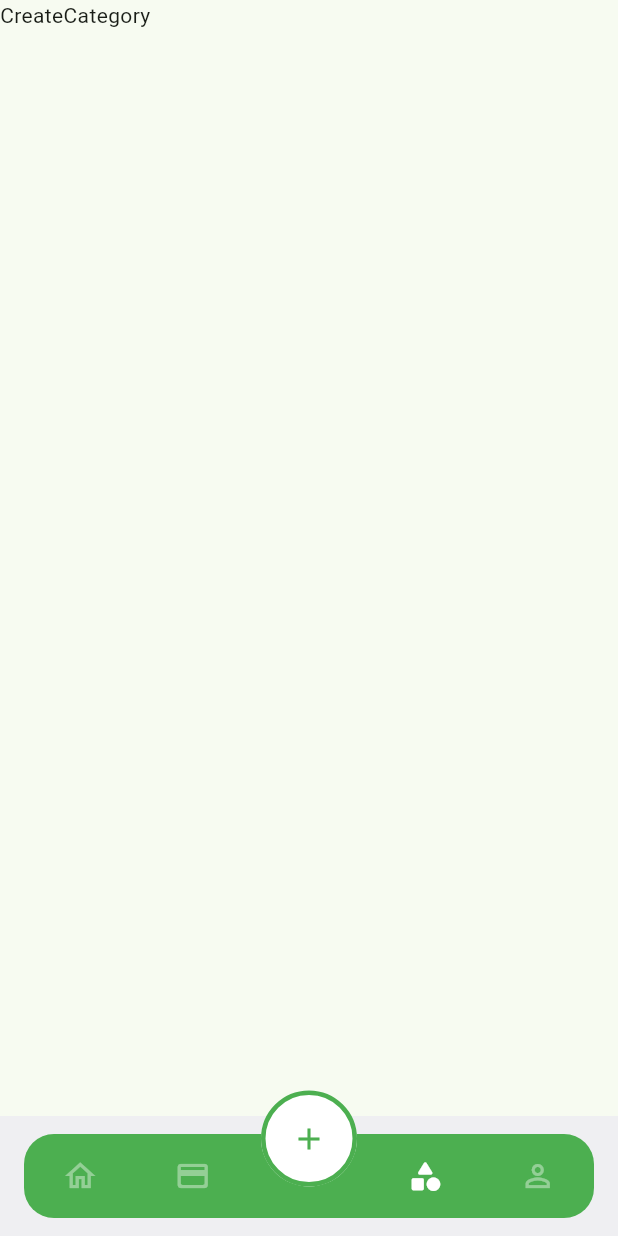
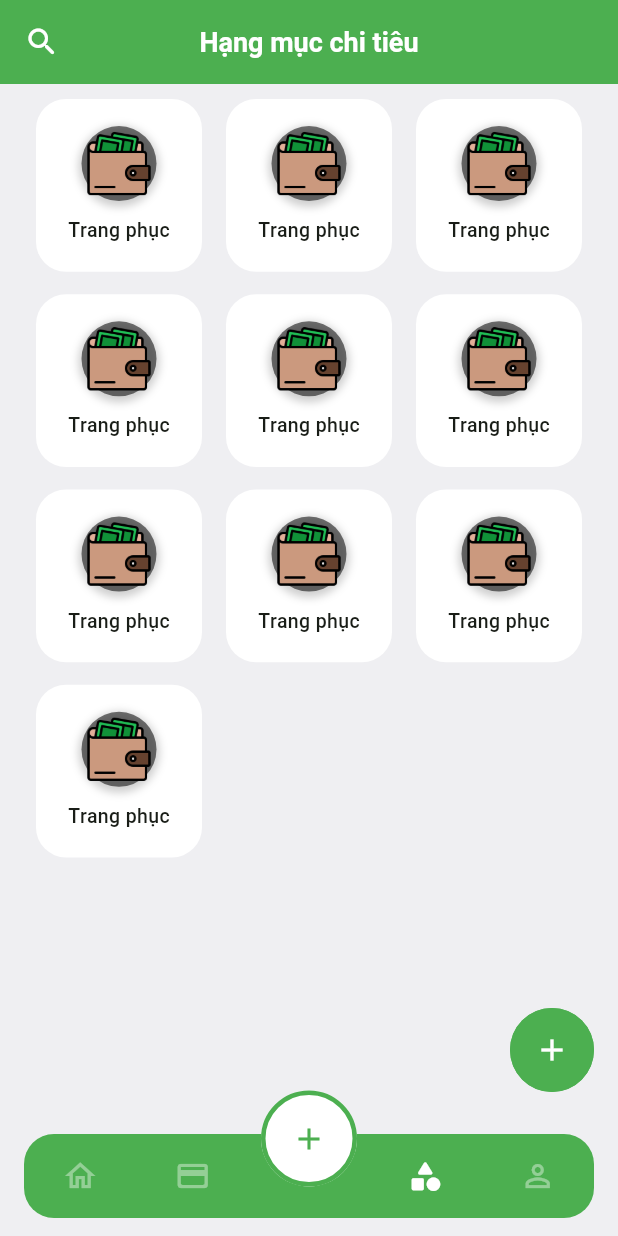
Before and after one commit to bapdola304/money-management, a Flutter app: the MainScreen screen opened directly, item 3 of the bottom bar chosen, on a phone screen of 412 x 824 dp. Run offline on Flutter 3.47's test engine with Material 2 defaults, Android fonts, the phone set to English and light mode, and no system bars; drawn by our look-alikes of toastification; our stand-ins replace flutter_easyloading, flutter_svg, get_it, shared_preferences; missing offline and left inert: mirai_dropdown_menu, wc_form_validators; accounts and stored records are empty; network calls fail.

Commit message:
Done UI for category list and add category

```diff
--- a/lib/main.dart
+++ b/lib/main.dart
@@ -1,6 +1,7 @@
 import 'package:flutter/material.dart';
 import 'package:money_management/components/loading.dart';
 import 'package:money_management/provider/account_provider.dart';
+import 'package:money_management/provider/category_provider.dart';
 import 'package:money_management/provider/user_provider.dart';
 import 'package:money_management/screens/auth/login.dart';
 import 'package:money_management/screens/main_screen/main_screen.dart';
@@ -50,6 +51,9 @@ class _MyAppState extends State<MyApp> {
         ChangeNotifierProvider<AccountProvider>(
           create: (context) => AccountProvider(context),
         ),
+        ChangeNotifierProvider<CategoryProvider>(
+          create: (context) => CategoryProvider(context),
+        ),
       ],
       child: ToastificationWrapper(
         child: MaterialApp(
--- /dev/null
+++ b/lib/model/icon.dart
@@ -0,0 +1,12 @@
+class IconModel {
+  final String id;
+  final String image;
+  IconModel({required this.image, required this.id});
+
+  factory IconModel.fromMap(Map<String, dynamic> map) {
+    return IconModel(
+      id: map['id'],
+      image: map['image'],
+    );
+  }
+}
--- /dev/null
+++ b/lib/provider/category_provider.dart
@@ -0,0 +1,20 @@
+import 'package:flutter/material.dart';
+import 'package:money_management/model/icon.dart';
+import 'package:flutter_easyloading/flutter_easyloading.dart';
+import 'package:money_management/services/category_service.dart';
+
+class CategoryProvider extends ChangeNotifier {
+  BuildContext context;
+  CategoryProvider(this.context);
+  final _service = CategoryService();
+  List<IconModel> _icons = [];
+  List<IconModel> get icons => _icons;
+
+  Future<void> getIcons() async {
+    EasyLoading.show();
+    final response = await _service.getIcons();
+    EasyLoading.dismiss();
+    _icons = response;
+    notifyListeners();
+  }
+}
--- /dev/null
+++ b/lib/screens/category/category.dart
@@ -0,0 +1,152 @@
+import 'package:flutter/material.dart';
+import 'package:money_management/components/button.dart';
+import 'package:money_management/components/text_field_custom.dart';
+import 'package:money_management/model/icon.dart';
+import 'package:money_management/screens/category/components/category_bottom_sheet.dart';
+import 'package:money_management/screens/category/components/category_list.dart';
+import 'package:money_management/screens/category/components/icon_dropdown_menu/icon_dropdown_menu.dart';
+import 'package:money_management/screens/category/components/search_input.dart';
+
+class Category extends StatefulWidget {
+  const Category({Key? key}) : super(key: key);
+
+  @override
+  _CreateCategoryState createState() => _CreateCategoryState();
+}
+
+class _CreateCategoryState extends State<Category> {
+  bool isShowSearch = false;
+  late ValueNotifier<IconModel> iconSelected =
+      ValueNotifier(IconModel(id: '', image: ''));
+  final TextEditingController _desController = TextEditingController();
+
+  @override
+  void initState() {
+    super.initState();
+  }
+
+  onActionsPressed(BuildContext context) {
+    showModalBottomSheet(
+        context: context,
+        useRootNavigator: true,
+        builder: (context) =>
+            CategoryBottomSheet(onDeletePressed: () {}, onEditPressed: () {}));
+  }
+
+  showDataAlert() {
+    showDialog(
+        context: context,
+        builder: (context) {
+          return AlertDialog(
+            shape: const RoundedRectangleBorder(
+              borderRadius: BorderRadius.all(
+                Radius.circular(
+                  20.0,
+                ),
+              ),
+            ),
+            contentPadding: const EdgeInsets.only(
+              top: 10.0,
+            ),
+            title: const Text(
+              "Thêm hạng mục chi tiêu",
+              style: TextStyle(fontSize: 22, fontWeight: FontWeight.bold),
+            ),
+            content: Container(
+              child: SingleChildScrollView(
+                padding:
+                    const EdgeInsets.symmetric(horizontal: 12, vertical: 25),
+                child: Column(
+                  mainAxisAlignment: MainAxisAlignment.start,
+                  crossAxisAlignment: CrossAxisAlignment.start,
+                  mainAxisSize: MainAxisSize.min,
+                  children: [
+                    IconDropdownMenu(
+                      icons: [],
+                      onChanged: (icon) {
+                        setState(() {
+                          iconSelected.value = icon;
+                        });
+                      },
+                      icon: iconSelected,
+                    ),
+                    const SizedBox(height: 20),
+                    TextFieldCustom(
+                      hintText: 'Tên hạng mục',
+                      controller: _desController,
+                      icon: Image.asset(
+                        'assets/icons/category.png',
+                        width: 40,
+                      ),
+                    ),
+                    const SizedBox(height: 20),
+                    Button(
+                      textButton: 'LƯU',
+                      bgColor: Colors.green,
+                      onButtonPressed: () {},
+                    )
+                  ],
+                ),
+              ),
+            ),
+          );
+        });
+  }
+
+  @override
+  Widget build(BuildContext context) {
+    return Scaffold(
+      appBar: AppBar(
+        backgroundColor: Colors.green,
+        leading: IconButton(
+            onPressed: () {
+              setState(() {
+                isShowSearch = !isShowSearch;
+              });
+            },
+            icon: const Icon(Icons.search_rounded, color: Colors.white)),
+        title: const Text(
+          'Hạng mục chi tiêu',
+          style: TextStyle(
+              color: Colors.white, fontWeight: FontWeight.w600, fontSize: 18),
+        ),
+        centerTitle: true,
+      ),
+      body: Container(
+        color: const Color(0xFFefeff2),
+        padding: const EdgeInsets.symmetric(horizontal: 16),
+        child: Column(
+          children: [
+            isShowSearch ? const SizedBox(height: 20) : Container(),
+            isShowSearch
+                ? SearchInput(
+                    onChanged: (text) {},
+                  )
+                : Container(),
+            const SizedBox(height: 10),
+            Expanded(
+                child: CategoryTabList(
+                    onItemClicked: () {},
+                    onActionsPressed: () => onActionsPressed(context)))
+          ],
+        ),
+      ),
+      floatingActionButton: FloatingActionButton(
+        heroTag: "btn3",
+        backgroundColor: Colors.green,
+        elevation: 0,
+        onPressed: () {
+          showDataAlert();
+        },
+        shape: RoundedRectangleBorder(
+          side: const BorderSide(width: 3, color: Colors.green),
+          borderRadius: BorderRadius.circular(100),
+        ),
+        child: const Icon(
+          Icons.add,
+          color: Colors.white,
+        ),
+      ),
+    );
+  }
+}
--- /dev/null
+++ b/lib/screens/category/components/category_list.dart
@@ -0,0 +1,64 @@
+import 'package:flutter/material.dart';
+
+class CategoryTabList extends StatelessWidget {
+  const CategoryTabList({Key? key, this.onActionsPressed, this.onItemClicked})
+      : super(key: key);
+  final Function()? onActionsPressed;
+  final Function()? onItemClicked;
+
+  @override
+  Widget build(BuildContext context) {
+    return GridView.builder(
+      gridDelegate: const SliverGridDelegateWithFixedCrossAxisCount(
+          crossAxisCount: 3, childAspectRatio: 1.1, mainAxisSpacing: 15),
+      shrinkWrap: true,
+      itemCount: 10,
+      itemBuilder: (context, index) => InkWell(
+        onTap: onItemClicked,
+        onLongPress: onActionsPressed,
+        child: Container(
+          padding: const EdgeInsets.symmetric(vertical: 10, horizontal: 8),
+          margin: const EdgeInsets.symmetric(horizontal: 8),
+          decoration: BoxDecoration(
+            color: Colors.white,
+            borderRadius: BorderRadius.circular(20),
+          ),
+          child: Column(
+            mainAxisAlignment: MainAxisAlignment.center,
+            children: [
+              Container(
+                decoration: BoxDecoration(
+                  color: Colors.black54,
+                  shape: BoxShape.circle,
+                  boxShadow: [
+                    BoxShadow(
+                      color: Colors.grey.withOpacity(0.5),
+                      spreadRadius: 2,
+                      blurRadius: 4,
+                      offset: const Offset(0, 2),
+                    ),
+                  ],
+                ),
+                child: Image.asset(
+                  'assets/icons/wallet.png',
+                  width: 50,
+                ),
+              ),
+              const SizedBox(height: 10),
+              const Center(
+                child: Text('Trang phục',
+                    maxLines: 1,
+                    overflow: TextOverflow.ellipsis,
+                    style:
+                        TextStyle(fontSize: 13, fontWeight: FontWeight.w500)),
+              ),
+              // IconButton(
+              //     onPressed: onActionsPressed,
+              //     icon: const Icon(Icons.more_vert, color: Colors.black)),
+            ],
+          ),
+        ),
+      ),
+    );
+  }
+}
--- a/lib/screens/create_category/create_category.dart
+++ /dev/null
@@ -1,17 +0,0 @@
-import 'package:flutter/material.dart';
-
-class CreateCategory extends StatefulWidget {
-  const CreateCategory({Key? key}) : super(key: key);
-
-  @override
-  _CreateCategoryState createState() => _CreateCategoryState();
-}
-
-class _CreateCategoryState extends State<CreateCategory> {
-  @override
-  Widget build(BuildContext context) {
-    return Container(
-      child: const Text('CreateCategory'),
-    );
-  }
-}
--- a/lib/screens/create_expend/components/category_dropdown_menu/item.dart
+++ b/lib/screens/create_expend/components/category_dropdown_menu/item.dart
@@ -1,7 +1,3 @@
-/*
-* Created By Mirai Devs.
-* On 24/6/2022.
-*/
 import 'package:flutter/material.dart';
 import 'package:money_management/data/data.dart';
 
--- a/lib/screens/main_screen/main_screen.dart
+++ b/lib/screens/main_screen/main_screen.dart
@@ -1,6 +1,6 @@
 import 'package:flutter/material.dart';
 import 'package:money_management/screens/accounts/accounts.dart';
-import 'package:money_management/screens/create_category/create_category.dart';
+import 'package:money_management/screens/category/category.dart';
 import 'package:money_management/screens/create_expend/create_expend.dart';
 import 'package:money_management/screens/home/home.dart';
 import 'package:money_management/screens/main_screen/nav_bar.dart';
@@ -35,7 +35,7 @@ class _MainScreenState extends State<MainScreen> {
         navKey: searchNavKey,
       ),
       NavModel(
-        page: const CreateCategory(),
+        page: const Category(),
         navKey: notificationNavKey,
       ),
       NavModel(
@@ -78,6 +78,8 @@ class _MainScreenState extends State<MainScreen> {
           margin: const EdgeInsets.only(top: 30),
           height: 64,
           width: 64,
+          child: Visibility(
+            visible: MediaQuery.of(context).viewInsets.bottom == 0.0,
             child: FloatingActionButton(
               backgroundColor: Colors.white,
               elevation: 0,
@@ -97,6 +99,7 @@ class _MainScreenState extends State<MainScreen> {
             ),
           ),
         ),
+      ),
     );
   }
 }
--- a/lib/services/account_service.dart
+++ b/lib/services/account_service.dart
@@ -1,12 +1,11 @@
 import 'dart:convert';
 import 'package:money_management/model/account.dart';
-import 'package:money_management/model/user.dart';
 import 'package:money_management/services/request.dart';
 
 class AccountService {
   Request request = Request();
   Future<List<Account>> getAll(String userId) async {
-    final url = '/account?userId=eq.$userId';
+    final url = '/account?userId=eq.$userId&order=created_at.desc';
     final response = await request.get(url);
     if (response.statusCode == 200) {
       final json = jsonDecode(response.body) as List;
```
Also changed, not shown: lib/components/base64_image_widget.dart (added, +21 -0 lines), lib/components/text_field_custom.dart (+25 -1 lines), lib/screens/category/components/category_bottom_sheet.dart (added, +80 -0 lines), lib/screens/category/components/icon_dropdown_menu/icon_chidren.dart (added, +29 -0 lines), lib/screens/category/components/icon_dropdown_menu/icon_dropdown_menu.dart (added, +64 -0 lines), lib/screens/category/components/icon_dropdown_menu/icon_item.dart (added, +25 -0 lines), lib/screens/category/components/search_input.dart (added, +32 -0 lines), lib/services/category_service.dart (added, +22 -0 lines), assets/icons/category.png (added), assets/icons/empty_icon.png (added), 1 other file. Lines whose indentation alone changed are shown as unchanged.
